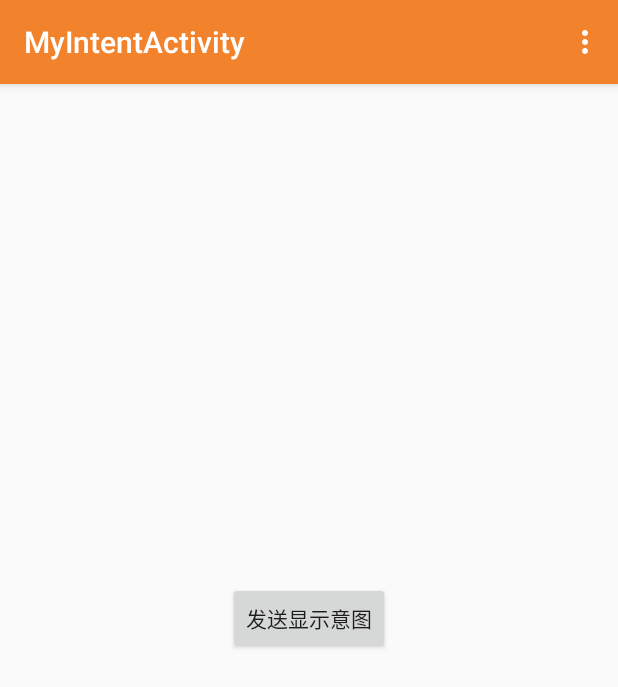
After one commit to leerduo/MyBasicDemo, an Android app: the MyIntentActivity screen opened directly, with no data from a screen before it, on a phone screen of 412 x 824 dp. The commit adds this screen. Shown: the top 687 px of the screen. Run offline under Robolectric (Android 15) with nearby library versions, the phone set to English and light mode, and no system bars.

Commit message:
Complete all

```diff
--- /dev/null
+++ b/app/src/main/java/me/chenfuduo/mybasicdemo/interacting/MyIntentActivity.java
@@ -0,0 +1,87 @@
+package me.chenfuduo.mybasicdemo.interacting;
+
+import android.content.Intent;
+import android.content.pm.PackageManager;
+import android.net.Uri;
+import android.os.Bundle;
+import android.support.v7.app.AppCompatActivity;
+import android.view.Menu;
+import android.view.MenuItem;
+import android.view.View;
+import android.widget.Toast;
+
+import org.apache.http.protocol.HTTP;
+
+import java.util.List;
+
+import me.chenfuduo.mybasicdemo.R;
+
+public class MyIntentActivity extends AppCompatActivity {
+
+    @Override
+    protected void onCreate(Bundle savedInstanceState) {
+        super.onCreate(savedInstanceState);
+        setContentView(R.layout.activity_my_intent);
+    }
+
+    public void implicitIntent(View view) {
+        //打电话
+       /* Uri number = Uri.parse("tel:5551234");
+        Intent callIntent = new Intent(Intent.ACTION_DIAL, number);*/
+
+        /*
+        //查看地图(可能没有处理与之相关的Activity而挂掉)
+        // Map point based on address
+        Uri location = Uri.parse("geo:0,0?q=1600+Amphitheatre+Parkway,+Mountain+View,+California");
+        // Or map point based on latitude/longitude
+        // Uri location = Uri.parse("geo:37.422219,-122.08364?z=14"); // z param is zoom level
+        Intent mapIntent = new Intent(Intent.ACTION_VIEW, location);*/
+
+
+      /*  //查看网页
+        Uri webpage = Uri.parse("http://chenfuduo.me");
+        Intent webIntent = new Intent(Intent.ACTION_VIEW, webpage);*/
+
+        Intent emailIntent = new Intent(Intent.ACTION_SEND);
+        // The intent does not have a URI, so declare the "text/plain" MIME type
+        emailIntent.setType(HTTP.PLAIN_TEXT_TYPE);
+        emailIntent.putExtra(Intent.EXTRA_EMAIL, new String[]{"jon@example.com"}); // recipients
+        emailIntent.putExtra(Intent.EXTRA_SUBJECT, "Email subject");
+        emailIntent.putExtra(Intent.EXTRA_TEXT, "Email message text");
+        emailIntent.putExtra(Intent.EXTRA_STREAM, Uri.parse("content://path/to/email/attachment"));
+
+
+
+
+        String title ="Test";
+        // Create intent to show chooser
+        Intent chooser = Intent.createChooser(emailIntent, title);
+
+        // Verify the intent will resolve to at least one activity
+        if (emailIntent.resolveActivity(getPackageManager()) != null) {
+            startActivity(chooser);
+        }
+    }
+
+    @Override
+    public boolean onCreateOptionsMenu(Menu menu) {
+        // Inflate the menu; this adds items to the action bar if it is present.
+        getMenuInflater().inflate(R.menu.menu_my_intent, menu);
+        return true;
+    }
+
+    @Override
+    public boolean onOptionsItemSelected(MenuItem item) {
+        // Handle action bar item clicks here. The action bar will
+        // automatically handle clicks on the Home/Up button, so long
+        // as you specify a parent activity in AndroidManifest.xml.
+        int id = item.getItemId();
+
+        //noinspection SimplifiableIfStatement
+        if (id == R.id.action_settings) {
+            return true;
+        }
+
+        return super.onOptionsItemSelected(item);
+    }
+}
--- /dev/null
+++ b/app/src/main/res/layout/activity_my_intent.xml
@@ -0,0 +1,19 @@
+<LinearLayout xmlns:android="http://schemas.android.com/apk/res/android"
+    xmlns:tools="http://schemas.android.com/tools"
+    android:layout_width="match_parent"
+    android:layout_height="match_parent"
+    android:paddingBottom="@dimen/activity_vertical_margin"
+    android:paddingLeft="@dimen/activity_horizontal_margin"
+    android:paddingRight="@dimen/activity_horizontal_margin"
+    android:paddingTop="@dimen/activity_vertical_margin"
+    android:orientation="vertical"
+    android:gravity="center"
+    tools:context="me.chenfuduo.mybasicdemo.interacting.MyIntentActivity">
+
+    <Button
+        android:onClick="implicitIntent"
+        android:layout_width="wrap_content"
+        android:layout_height="wrap_content"
+        android:text="发送显示意图" />
+
+</LinearLayout>
--- /dev/null
+++ b/app/src/main/res/menu/menu_my_intent.xml
@@ -0,0 +1,7 @@
+<menu xmlns:android="http://schemas.android.com/apk/res/android"
+    xmlns:app="http://schemas.android.com/apk/res-auto"
+    xmlns:tools="http://schemas.android.com/tools"
+    tools:context="me.chenfuduo.mybasicdemo.interacting.MyIntentActivity">
+    <item android:id="@+id/action_settings" android:title="@string/action_settings"
+        android:orderInCategory="100" app:showAsAction="never" />
+</menu>
--- a/app/src/main/res/values/strings.xml
+++ b/app/src/main/res/values/strings.xml
@@ -10,4 +10,7 @@
     <string name="hello_blank_fragment">Hello blank fragment</string>
     <string name="title_activity_file_save">FileSaveActivity</string>
     <string name="title_activity_my_dbtest">MyDBTestActivity</string>
+    <string name="title_activity_my_intent">MyIntentActivity</string>
+    <string name="title_activity_get_result_from">GetResultFromActivity</string>
+    <string name="title_activity_share">ShareActivity</string>
 </resources>
```
Also changed, not shown: app/src/main/AndroidManifest.xml (+18 -5 lines), app/src/main/java/me/chenfuduo/mybasicdemo/interacting/GetResultFromActivity.java (added, +74 -0 lines), app/src/main/java/me/chenfuduo/mybasicdemo/interacting/ShareActivity.java (added, +39 -0 lines), app/src/main/res/layout/activity_get_result_from.xml (added, +27 -0 lines), app/src/main/res/layout/activity_share.xml (added, +12 -0 lines), app/src/main/res/menu/menu_get_result_from.xml (added, +7 -0 lines), app/src/main/res/menu/menu_share.xml (added, +7 -0 lines), 1 other file.
